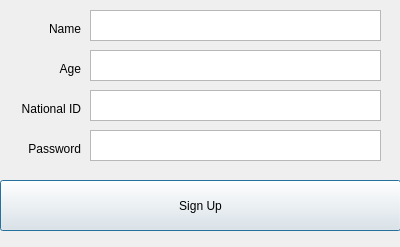
Old version of the form client_app/ui_layouts/signupdialog.ui in the repository farah-afifi/smart-wallet.
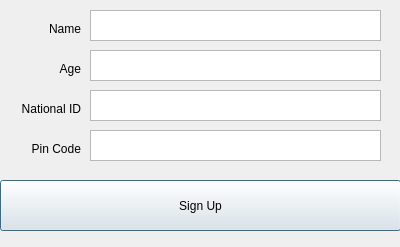
New version of the form.

Patch:
```diff
--- a/client_app/ui_layouts/signupdialog.ui
+++ b/client_app/ui_layouts/signupdialog.ui
@@ -74,7 +74,7 @@
     </rect>
    </property>
    <property name="text">
-    <string>Password</string>
+    <string>Pin Code</string>
    </property>
    <property name="alignment">
     <set>Qt::AlignRight|Qt::AlignTrailing|Qt::AlignVCenter</set>
```
